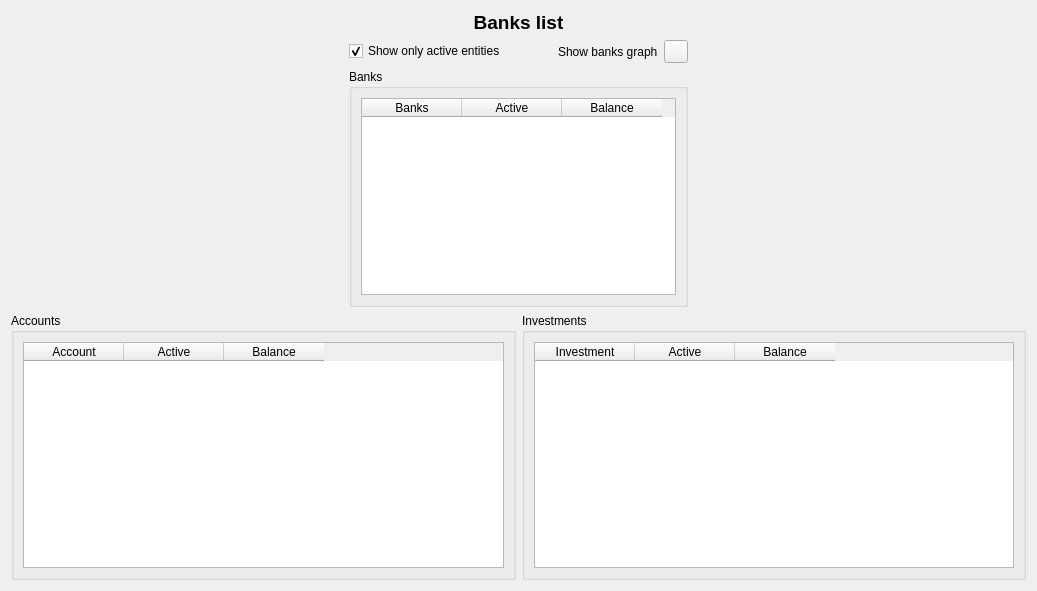
First picture: the form in xulpymoney/ui/wdgBanks.ui, repository turulomio/xulpymoney, before the edit.
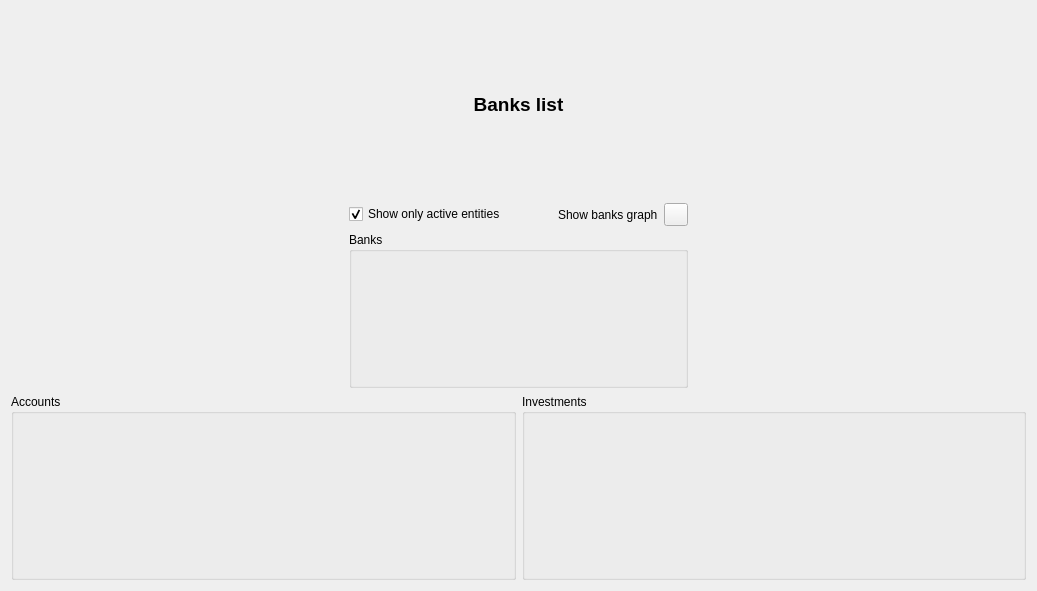
Second picture: the form after the edit. Icons and pictures are not drawn. Custom widgets are drawn as their Qt base class.

Commit message: Addapting code to new myQTableWidget. wdgBanks

```diff
--- a/xulpymoney/ui/wdgBanks.ui
+++ b/xulpymoney/ui/wdgBanks.ui
@@ -113,38 +113,7 @@
            </property>
            <layout class="QHBoxLayout" name="horizontalLayout_4">
             <item>
-             <widget class="myQTableWidget" name="tblEB">
-              <property name="contextMenuPolicy">
-               <enum>Qt::CustomContextMenu</enum>
-              </property>
-              <property name="alternatingRowColors">
-               <bool>true</bool>
-              </property>
-              <property name="selectionMode">
-               <enum>QAbstractItemView::SingleSelection</enum>
-              </property>
-              <property name="selectionBehavior">
-               <enum>QAbstractItemView::SelectRows</enum>
-              </property>
-              <attribute name="verticalHeaderVisible">
-               <bool>false</bool>
-              </attribute>
-              <column>
-               <property name="text">
-                <string>Banks</string>
-               </property>
-              </column>
-              <column>
-               <property name="text">
-                <string>Active</string>
-               </property>
-              </column>
-              <column>
-               <property name="text">
-                <string>Balance</string>
-               </property>
-              </column>
-             </widget>
+             <widget class="myQTableWidget" name="mqtwBanks" native="true"/>
             </item>
            </layout>
           </widget>
@@ -175,35 +144,7 @@
          </property>
          <layout class="QHBoxLayout" name="horizontalLayout_2">
           <item>
-           <widget class="myQTableWidget" name="tblAccounts">
-            <property name="contextMenuPolicy">
-             <enum>Qt::CustomContextMenu</enum>
-            </property>
-            <property name="selectionMode">
-             <enum>QAbstractItemView::SingleSelection</enum>
-            </property>
-            <property name="selectionBehavior">
-             <enum>QAbstractItemView::SelectRows</enum>
-            </property>
-            <attribute name="verticalHeaderVisible">
-             <bool>false</bool>
-            </attribute>
-            <column>
-             <property name="text">
-              <string>Account</string>
-             </property>
-            </column>
-            <column>
-             <property name="text">
-              <string>Active</string>
-             </property>
-            </column>
-            <column>
-             <property name="text">
-              <string>Balance</string>
-             </property>
-            </column>
-           </widget>
+           <widget class="myQTableWidget" name="mqtwAccounts" native="true"/>
           </item>
          </layout>
         </widget>
@@ -215,35 +156,7 @@
          </property>
          <layout class="QHBoxLayout" name="horizontalLayout">
           <item>
-           <widget class="myQTableWidget" name="tblInvestments">
-            <property name="contextMenuPolicy">
-             <enum>Qt::CustomContextMenu</enum>
-            </property>
-            <property name="selectionMode">
-             <enum>QAbstractItemView::SingleSelection</enum>
-            </property>
-            <property name="selectionBehavior">
-             <enum>QAbstractItemView::SelectRows</enum>
-            </property>
-            <attribute name="verticalHeaderVisible">
-             <bool>false</bool>
-            </attribute>
-            <column>
-             <property name="text">
-              <string>Investment</string>
-             </property>
-            </column>
-            <column>
-             <property name="text">
-              <string>Active</string>
-             </property>
-            </column>
-            <column>
-             <property name="text">
-              <string>Balance</string>
-             </property>
-            </column>
-           </widget>
+           <widget class="myQTableWidget" name="mqtwInvestments" native="true"/>
           </item>
          </layout>
         </widget>
@@ -328,7 +241,7 @@
  <customwidgets>
   <customwidget>
    <class>myQTableWidget</class>
-   <extends>QTableWidget</extends>
+   <extends>QWidget</extends>
    <header location="global">myqtablewidget</header>
   </customwidget>
  </customwidgets>
```
Left out of the diff: 1 changed line with no effect on the pictures. The commit also changes 3 other files.
